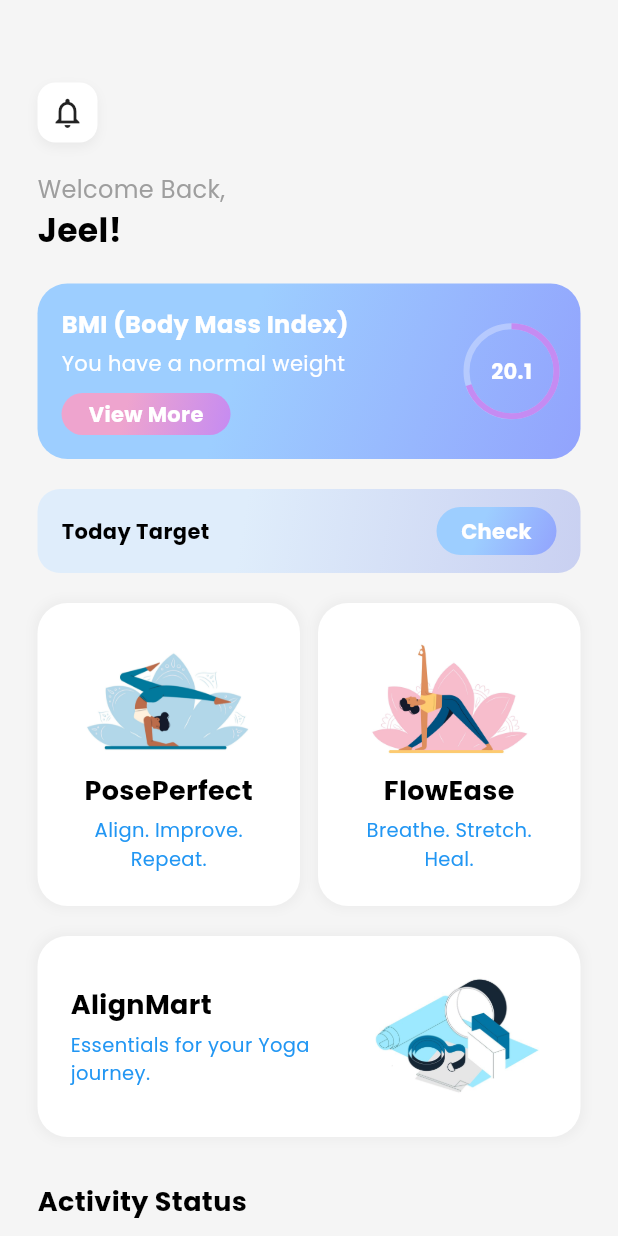
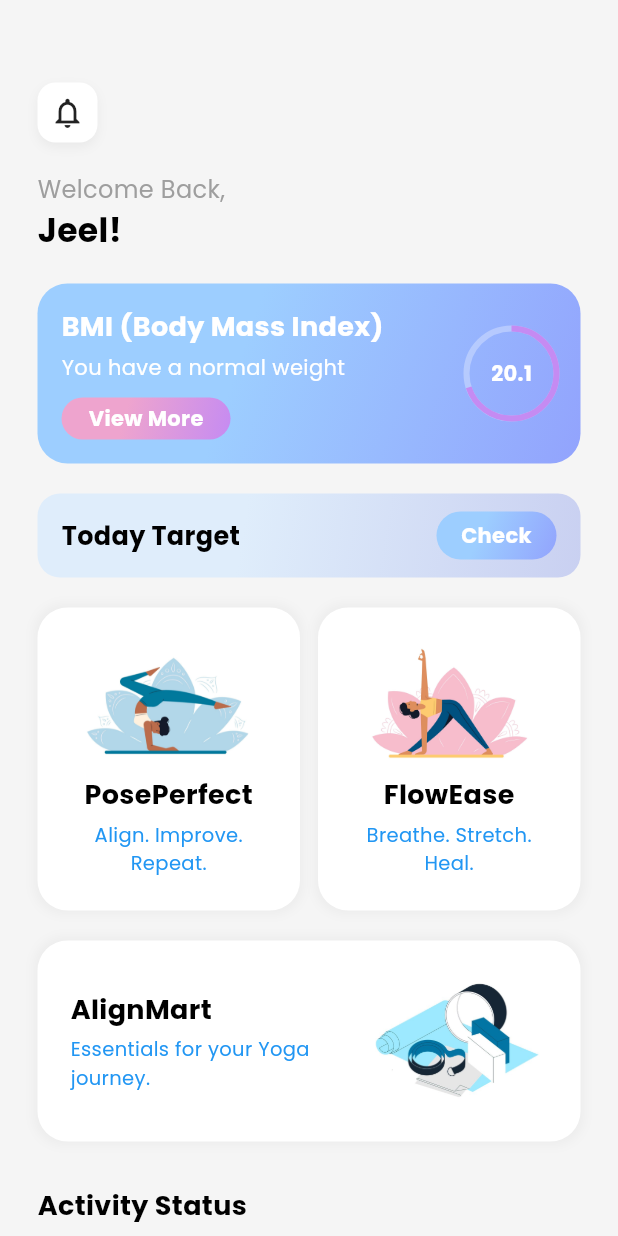
Before and after one commit to Liyo08/AlignMe, a Flutter app: the HomeScreen screen opened directly, on a phone screen of 412 x 824 dp. Run offline on Flutter 3.47's test engine with Material 3 defaults, Android fonts, the light colour scheme and no system bars; our stand-ins replace fl_chart, flutter_switch, font_awesome_flutter, google_fonts.

Commit message:
apk release 1.0.10

```diff
--- a/lib/main.dart
+++ b/lib/main.dart
@@ -153,7 +153,7 @@ Align(
                       children: [
                         const Text("BMI (Body Mass Index)",
                             style: TextStyle(
-                                fontSize: 16,
+                                fontSize: 18,
                                 fontWeight: FontWeight.w700,
                                 color: Colors.white)),
                         const SizedBox(height: 4),
@@ -239,6 +239,7 @@ GestureDetector(
       "Today Target",
       style: TextStyle(
         fontWeight: FontWeight.bold,
+        fontSize: 17,
       ),
     ),
     GestureDetector(
--- a/lib/profile_page.dart
+++ b/lib/profile_page.dart
@@ -1707,7 +1707,7 @@ class SettingsPage extends StatelessWidget {
                     ),
                     SizedBox(height: 4),
                     Text(
-                      "1.0.9",
+                      "1.0.10",
                       style: TextStyle(
                         fontSize: 16,
                         fontWeight: FontWeight.w600,
--- a/lib/stats_page.dart
+++ b/lib/stats_page.dart
@@ -297,7 +297,7 @@ class StatsPage extends StatelessWidget {
             Text(
               title,
               style: Theme.of(context).textTheme.bodyLarge?.copyWith(
-                    fontWeight: FontWeight.bold,
+                    fontWeight: FontWeight.bold,fontSize: 14
                   ),
             ),
             Text(
--- a/pubspec.yaml
+++ b/pubspec.yaml
@@ -16,7 +16,7 @@ publish_to: 'none' # Remove this line if you wish to publish to pub.dev
 # https://developer.apple.com/library/archive/documentation/General/Reference/InfoPlistKeyReference/Articles/CoreFoundationKeys.html
 # In Windows, build-name is used as the major, minor, and patch parts
 # of the product and file versions while build-number is used as the build suffix.
-version: 1.0.0+9
+version: 1.0.0+10
 
 environment:
   sdk: ^3.6.1
```
